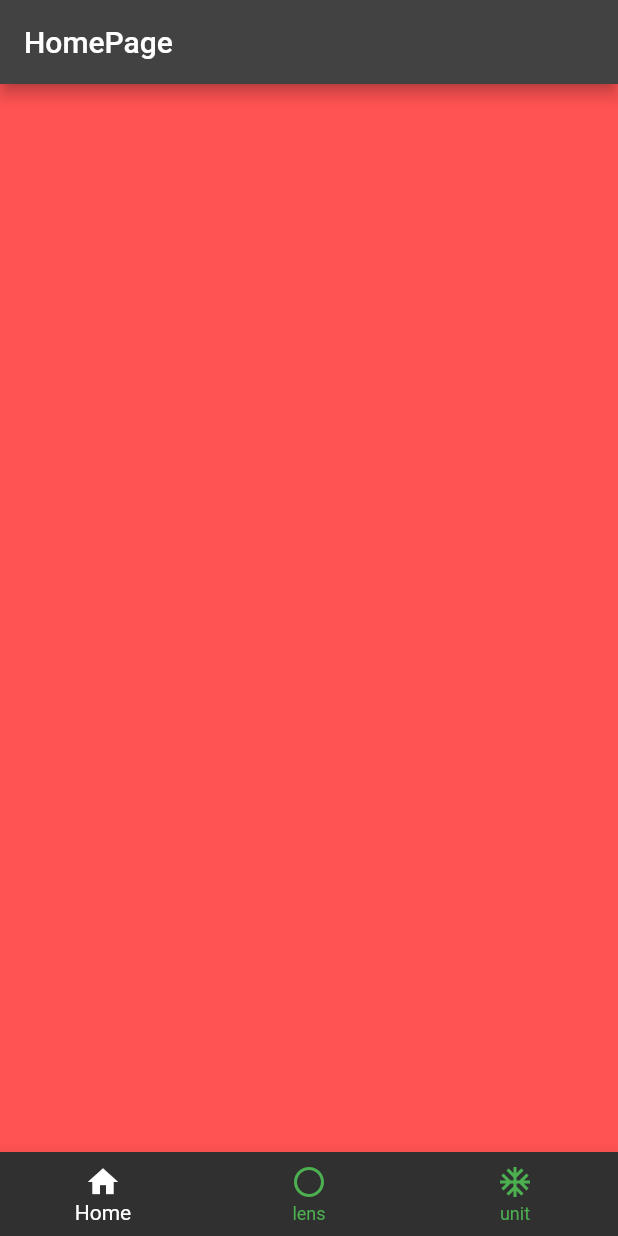
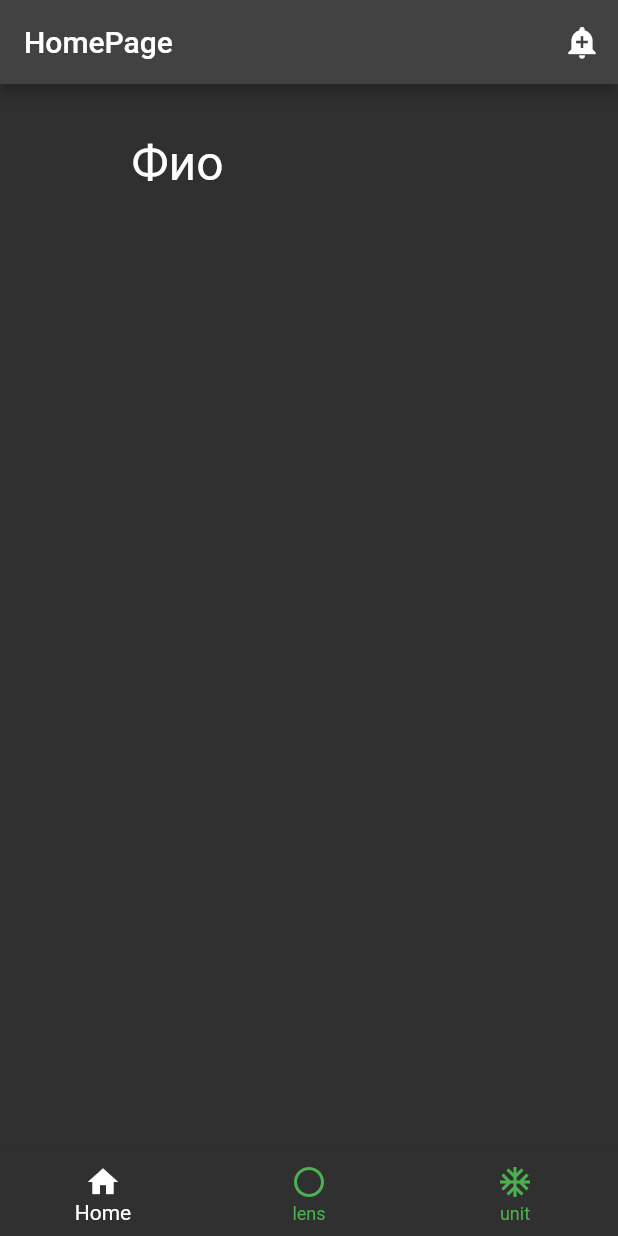
Before and after one commit to shuyanov/CommandProjectForHackathon, a Flutter app: the screen it shows after launch, on a phone screen of 412 x 824 dp. Run offline on Flutter 3.47's test engine with Material 2 defaults, Android fonts, the phone set to English and light mode, and no system bars.

Commit message:
Add
test

```diff
--- /dev/null
+++ b/flutter/lib/Pages/MyStyle.dart
@@ -0,0 +1,28 @@
+import 'package:flutter/material.dart';
+
+class MyStatelessWidget extends StatelessWidget {
+  const MyStatelessWidget({super.key});
+
+  @override
+  Widget build(BuildContext context) {
+    final PageController controller = PageController();
+    return PageView(
+      /// [PageView.scrollDirection] defaults to [Axis.horizontal].
+      /// Use [Axis.vertical] to scroll vertically.
+      controller: controller,
+      children: const <Widget>[
+        Align(alignment: Alignment(-0.50, -0.900),
+              child: Text(
+                  "Фио",
+                  style: TextStyle(fontSize: 32)),
+        ),
+        Center(
+          child: Text('Second Page'),
+        ),
+        Center(
+          child: Text('Third Page'),
+        ),
+      ],
+    );
+  }
+}
--- a/flutter/lib/Pages/homePage.dart
+++ b/flutter/lib/Pages/homePage.dart
@@ -1,4 +1,6 @@
+import 'package:command_flutter/Pages/MyStyle.dart';
 import 'package:flutter/material.dart';
+
 
 class HomeScreen extends StatefulWidget {
   const HomeScreen({Key? key}) : super(key: key);
@@ -21,13 +23,40 @@ class _HomeScreenState extends State<HomeScreen> {
   @override
   Widget build(BuildContext context) {
     return Scaffold(
-      appBar: AppBar(title: Text('HomePage'),),
+      appBar: AppBar(title: Text('HomePage'),
+        actions: <Widget>[
+          IconButton(
+              onPressed: (){ // Уведомления
+                // ScaffoldMessenger.of(context).showSnackBar(const SnackBar(content: Text("You tap buttom"))); выводи сообщение на экрав в нижнем баре
+                Navigator.push(context, MaterialPageRoute<void>(
+                    builder: (BuildContext context){
+                      return Scaffold(
+                        appBar: AppBar(
+                          title: const Text("alert"),
+                        ),
+                        body: const Center(
+                          child: Text("data",
+                          style: TextStyle(fontSize: 36)
+                          ),
+                        ),
+                      );
+                    }
+                ));
+              },
+              icon: const Icon(Icons.add_alert))
+        ],
+      ),
       body: PageView(
         controller:  pageController,
         children: [
-          Container(color: Colors.redAccent),
+          Align(alignment:  Alignment.center,
+          child: MyStatelessWidget()),
+          Align(alignment: Alignment.center,
+          child: Text("Hello, Flutter", style: TextStyle(fontSize: 52),),),
+          Container(color: Colors.redAccent,),
           Container(color: Colors.blue,),
-          Container(color: Colors.green,)
+          Container(color: Colors.green,),
+          Container(color: Colors.white,)
         ],
       ),
       bottomNavigationBar: BottomNavigationBar(items: const <BottomNavigationBarItem>[
```
Also changed, not shown: flutter/lib/Pages/AlertPage.dart (added, +26 -0 lines), flutter/lib/PersonalDates.dart (added, +12 -0 lines).
